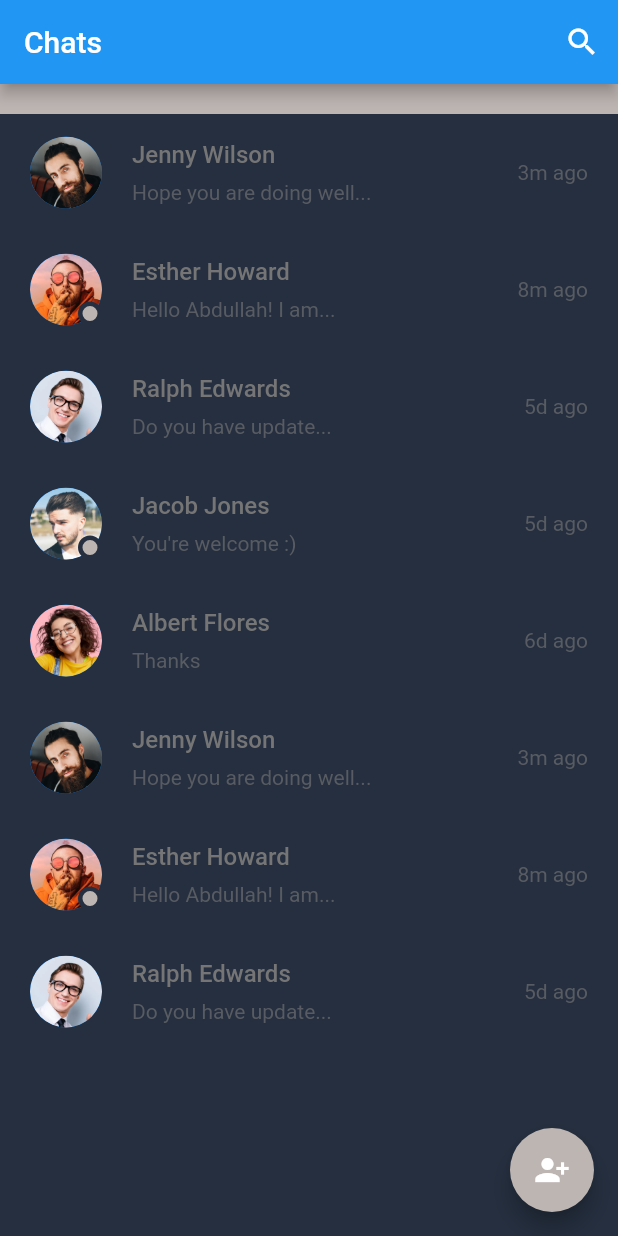
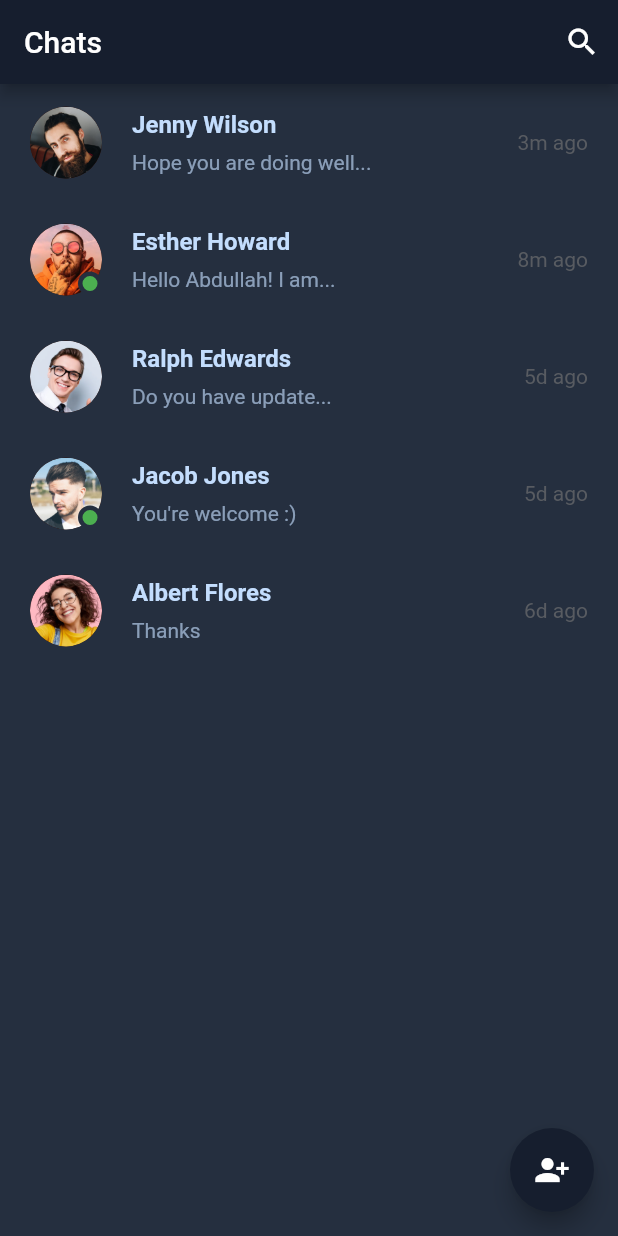
Before and after one commit to pluemthnn/cginot-app, a Flutter app: the screen it shows after launch, on a phone screen of 412 x 824 dp. Run offline on Flutter 3.47's test engine with Material 2 defaults, Android fonts, the phone set to English and light mode, and no system bars; missing offline and left inert: dart:js.

Commit message:
update chat screen

```diff
--- a/lib/constants.dart
+++ b/lib/constants.dart
@@ -1,6 +1,6 @@
 import 'package:flutter/material.dart';
 
-const cBackgroundColor = Color.fromRGBO(37, 47, 63, 1);
+const cBackgroundColor = Color(0xFF252F3F);
 const cPrimaryColor = Color.fromARGB(255, 189, 181, 178);
 const cPrimaryLightColor = Color(0xFFFFECDF);
 const cPrimaryGradientColor = LinearGradient(
@@ -13,3 +13,12 @@ const cTextColor = Color(0xFF757575);
 const cDefaultPadding = 20.0;
 
 const cAnimationDuration = Duration(milliseconds: 200);
+
+const TextStyle cHeadingBar =
+    TextStyle(fontSize: 24, fontWeight: FontWeight.bold, color: Colors.white);
+
+const cWhite = Color(0xFFFFFFFF);
+const cLightGray = Color(0xFF8F949D);
+const cGray = Color(0xFF4F5865);
+const cDarkGray = Color(0xFF252F3F);
+const cNavColor = Color(0xFF161E2E);
--- a/lib/models/char.dart
+++ b/lib/models/char.dart
@@ -46,26 +46,5 @@ List chatsData = [
     image: "assets/images/user_5.png",
     time: "6d ago",
     isActive: false,
-  ),
-  Chat(
-    name: "Jenny Wilson",
-    lastMessage: "Hope you are doing well...",
-    image: "assets/images/user.png",
-    time: "3m ago",
-    isActive: false,
-  ),
-  Chat(
-    name: "Esther Howard",
-    lastMessage: "Hello Abdullah! I am...",
-    image: "assets/images/user_2.png",
-    time: "8m ago",
-    isActive: true,
-  ),
-  Chat(
-    name: "Ralph Edwards",
-    lastMessage: "Do you have update...",
-    image: "assets/images/user_3.png",
-    time: "5d ago",
-    isActive: false,
-  ),
+  )
 ];
--- a/lib/screens/chats/chats_screen.dart
+++ b/lib/screens/chats/chats_screen.dart
@@ -10,7 +10,7 @@ class ChatsScreen extends StatefulWidget {
 }
 
 class _ChatsScreenState extends State<ChatsScreen> {
-  int _selectedIndex = 1;
+  // int _selectedIndex = 1;
   @override
   Widget build(BuildContext context) {
     return Scaffold(
@@ -18,7 +18,7 @@ class _ChatsScreenState extends State<ChatsScreen> {
       body: Body(),
       floatingActionButton: FloatingActionButton(
         onPressed: () {},
-        backgroundColor: cPrimaryColor,
+        backgroundColor: cNavColor,
         child: const Icon(
           Icons.person_add_alt_1,
           color: Colors.white,
@@ -55,10 +55,10 @@ class _ChatsScreenState extends State<ChatsScreen> {
   AppBar buildAppBar() {
     return AppBar(
       automaticallyImplyLeading: false,
-      title: Text("Chats"),
+      title: const Text("Chats"),
       actions: [
         IconButton(
-          icon: Icon(Icons.search),
+          icon: const Icon(Icons.search),
           onPressed: () {},
         ),
       ],
--- a/lib/screens/chats/components/body.dart
+++ b/lib/screens/chats/components/body.dart
@@ -11,12 +11,12 @@ class Body extends StatelessWidget {
   Widget build(BuildContext context) {
     return Column(
       children: [
-        Container(
-          padding: EdgeInsets.fromLTRB(
-              cDefaultPadding, 0, cDefaultPadding, cDefaultPadding),
-          color: cPrimaryColor,
-          child: Row(
-            children: [
+        // Container(
+        //   padding: const EdgeInsets.fromLTRB(
+        //       cDefaultPadding, 0, cDefaultPadding, cDefaultPadding),
+        //   color: cPrimaryColor,
+        //   child: Row(
+        //     children: const [
         // FillOutlineButton(press: () {}, text: "Recent Message"),
         // SizedBox(width: cDefaultPadding),
         // FillOutlineButton(
@@ -24,9 +24,9 @@ class Body extends StatelessWidget {
         //   text: "Active",
         //   isFilled: false,
         // ),
-            ],
-          ),
-        ),
+        //     ],
+        //   ),
+        // ),
         Expanded(
           child: ListView.builder(
             itemCount: chatsData.length,
--- a/lib/screens/chats/components/chat_card.dart
+++ b/lib/screens/chats/components/chat_card.dart
@@ -36,7 +36,7 @@ class ChatCard extends StatelessWidget {
                       height: 16,
                       width: 16,
                       decoration: BoxDecoration(
-                        color: cPrimaryColor,
+                        color: Colors.green,
                         shape: BoxShape.circle,
                         border: Border.all(
                             color: Theme.of(context).scaffoldBackgroundColor,
@@ -55,8 +55,10 @@ class ChatCard extends StatelessWidget {
                   children: [
                     Text(
                       chat.name,
-                      style:
-                          TextStyle(fontSize: 16, fontWeight: FontWeight.w500),
+                      style: TextStyle(
+                          fontSize: 16,
+                          fontWeight: FontWeight.bold,
+                          color: Color(0xFFC3DDFD)),
                     ),
                     SizedBox(height: 8),
                     Opacity(
@@ -65,6 +67,7 @@ class ChatCard extends StatelessWidget {
                         chat.lastMessage,
                         maxLines: 1,
                         overflow: TextOverflow.ellipsis,
+                        style: TextStyle(color: Color(0xFFC3DDFD)),
                       ),
                     ),
                   ],
```
Also changed, not shown: lib/main.dart (+18 -2 lines), 1 other file. Lines whose indentation alone changed are shown as unchanged.
